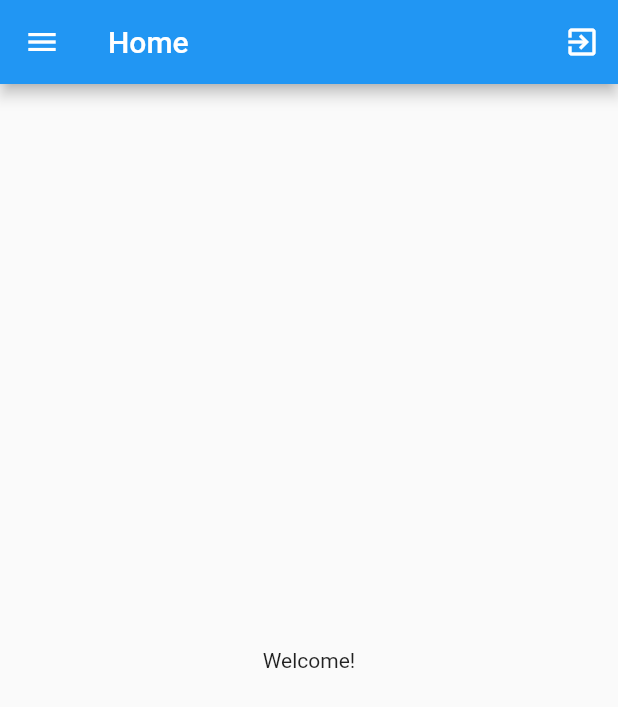
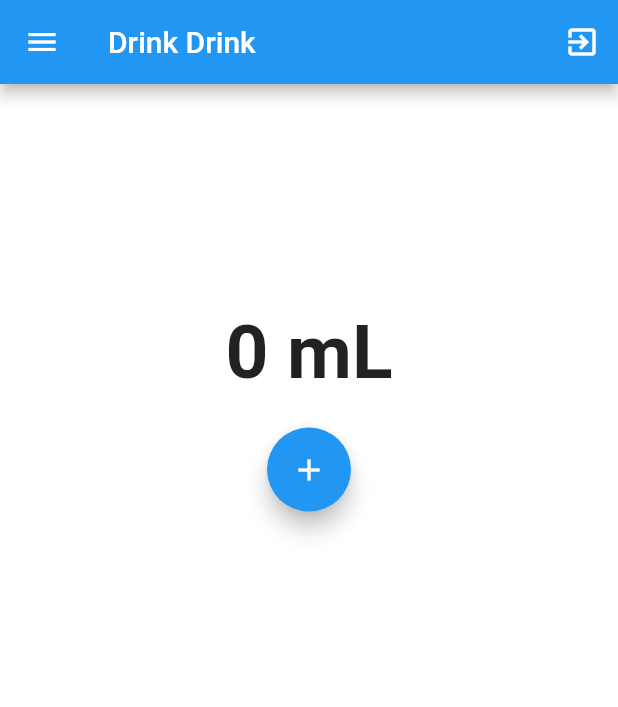
Before and after one commit to plumest/drinkdrink, a Flutter app: the Home screen opened directly, on a phone screen of 412 x 824 dp. Shown: the top 707 px of the screen. Run offline on Flutter 3.47's test engine with Material 2 defaults, Android fonts, the phone set to English and light mode, and no system bars; our stand-ins replace cloud_firestore, firebase_auth, firebase_core, flutter_signin_button, splashscreen; accounts and stored records are empty.

Commit message:
Adding drank water today

```diff
--- a/lib/authentication/email_signup.dart
+++ b/lib/authentication/email_signup.dart
@@ -1,3 +1,4 @@
+import 'package:intl/intl.dart';
 import 'package:flutter/material.dart';
 import 'package:firebase_auth/firebase_auth.dart';
 import 'package:cloud_firestore/cloud_firestore.dart';
@@ -108,7 +109,8 @@ class _EmailSignUpState extends State<EmailSignUp> {
         .then((result) {
           firestoreCollection.doc(result.user.uid).set({
             "email": emailController.text,
-            "name": nameController.text
+            "name": nameController.text,
+            "${DateFormat.yMd().format(DateTime.now())}": []
           })
           .then((value) => isLoading = false)
           .then((value) => print("UID when signup: ${result.user.uid}"))
--- /dev/null
+++ b/lib/drink/analyst.dart
@@ -0,0 +1,77 @@
+import 'package:intl/intl.dart';
+import 'package:flutter/material.dart';
+import 'package:cloud_firestore/cloud_firestore.dart';
+
+class Analyst extends StatefulWidget {
+  final String uid;
+  Analyst({Key key, this.uid}) : super(key: key);
+
+  @override
+  _AnalystState createState() => _AnalystState(this.uid);
+}
+
+class _AnalystState extends State<Analyst> {
+  String date = DateFormat.yMd().format(DateTime.now());
+  num _drank = 0;
+  List _drinkList = [];
+
+  final String uid;
+  _AnalystState(this.uid);
+
+  final firebaseDoc = FirebaseFirestore.instance.collection('users');
+
+  @override
+  void initState() {
+    super.initState();
+    // Create if not exist
+    firebaseDoc.doc(uid).set({date: []}, SetOptions(merge : true));
+
+    // Listening Data
+    firebaseDoc
+      .doc(uid)
+      .snapshots()
+      .listen((result) {
+          print(result.data());
+          setState(() {
+              _drinkList = result.data()[date];
+              _drank = result.data()[date].fold(0, (previous, current) => previous + current);
+            });
+      });
+  }
+
+  void _drinkingWater(num water) {
+    _drinkList.add(water);
+    firebaseDoc.doc(uid).set({ date: _drinkList })
+      .then((value) => print("Water Added"))
+      .catchError((error) => print("Failed to inicrease Clicked: $error"));
+  }
+
+
+  @override
+  Widget build(BuildContext context) {
+    return Container(
+      decoration: BoxDecoration(color: Colors.white),
+      child: Center(
+        child: Column(
+          children: [
+            Padding(
+                padding: EdgeInsets.fromLTRB(10, 150, 10, 20),
+                child: Text(
+                        "${_drank.toString()} mL",
+                        style: const TextStyle(
+                            fontWeight: FontWeight.bold,
+                            fontSize: 50,
+                            color: Colors.black87
+                          ),
+                      ),
+              ),
+              FloatingActionButton(
+                onPressed: () => _drinkingWater(10),
+                tooltip: 'Increment',
+                child: Icon(Icons.add),
+              ),
+          ],
+      ),),
+      );
+  }
+}
--- a/lib/home.dart
+++ b/lib/home.dart
@@ -3,11 +3,12 @@ import 'package:firebase_auth/firebase_auth.dart';
 import 'package:cloud_firestore/cloud_firestore.dart';
 
 import 'authentication/login.dart';
+import 'drink/analyst.dart';
 
 class Home extends StatelessWidget {
   Home({this.uid});
   final String uid;
-  final String title = "Home";
+  final String title = "Drink Drink";
 
   @override
   Widget build(BuildContext context) {
@@ -32,7 +33,9 @@ class Home extends StatelessWidget {
             )
           ],
         ),
-        body: Center(child: Text('Welcome!')),
+        body: Center(
+          child: Analyst(uid: this.uid)
+        ),
         drawer: NavigateDrawer(uid: this.uid));
   }
 }
@@ -40,6 +43,7 @@ class Home extends StatelessWidget {
 class NavigateDrawer extends StatefulWidget {
   final String uid;
   NavigateDrawer({Key key, this.uid}) : super(key: key);
+
   @override
   _NavigateDrawerState createState() => _NavigateDrawerState();
 }
@@ -59,7 +63,6 @@ class _NavigateDrawerState extends State<NavigateDrawer> {
                     .get(),
                 builder: (context, AsyncSnapshot<DocumentSnapshot> documentSnapshot) {
                   if (documentSnapshot.hasData) {
-                    print(documentSnapshot.data);
                     return Text(documentSnapshot.data['email']);
                   } else {
                     return CircularProgressIndicator();
--- a/pubspec.yaml
+++ b/pubspec.yaml
@@ -28,6 +28,7 @@ dependencies:
   cloud_firestore: "^2.2.0"
   flutter_signin_button: ^2.0.0
   splashscreen: ^1.3.5
+  intl: ^0.17.0
 
 
   # The following adds the Cupertino Icons font to your application.
```
Also changed, not shown: pubspec.lock.
